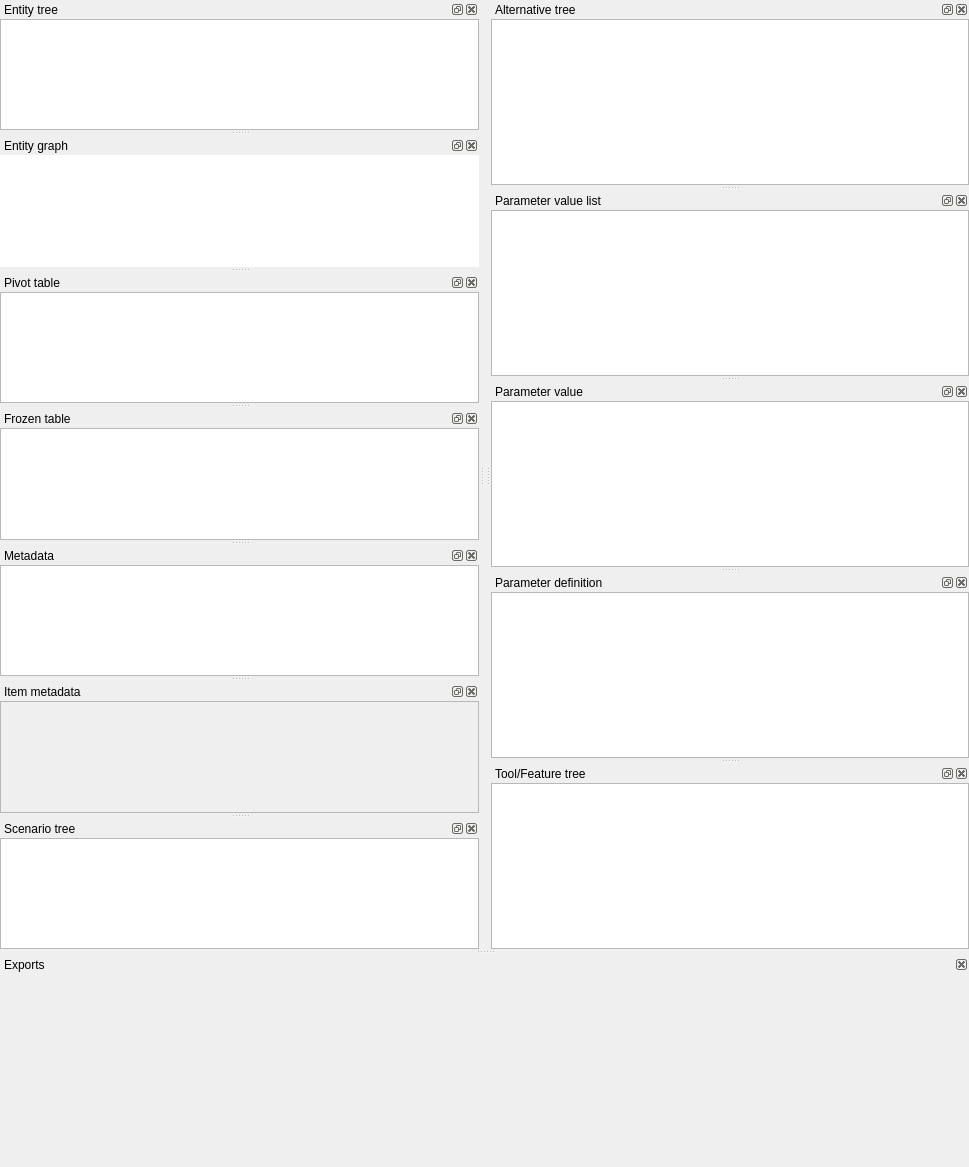
The window that spinetoolbox/spine_db_editor/ui/spine_db_editor_window.ui (spine-tools/Spine-Toolbox) describes before a commit, drawn with Qt 5.
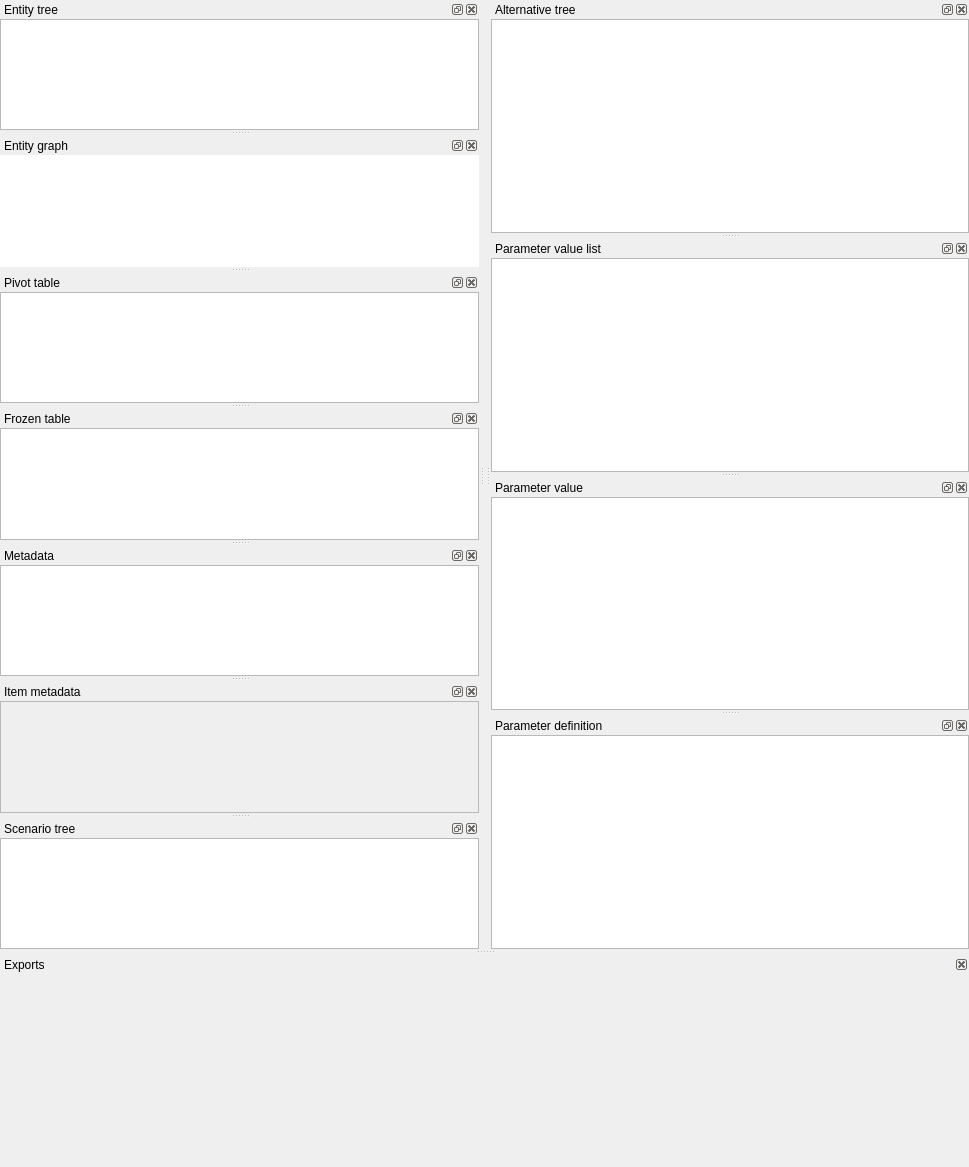
The same window after the commit. Icons and pictures are not drawn. Custom widgets are drawn as their Qt base class.

What changed in the file:
```diff
--- a/spinetoolbox/spine_db_editor/ui/spine_db_editor_window.ui
+++ b/spinetoolbox/spine_db_editor/ui/spine_db_editor_window.ui
@@ -538,49 +538,6 @@
     </layout>
    </widget>
   </widget>
-  <widget class="QDockWidget" name="dockWidget_tool_feature_tree">
-   <property name="windowTitle">
-    <string>Tool/Feature tree</string>
-   </property>
-   <attribute name="dockWidgetArea">
-    <number>2</number>
-   </attribute>
-   <widget class="QWidget" name="dockWidgetContents_13">
-    <layout class="QVBoxLayout" name="verticalLayout_2">
-     <property name="spacing">
-      <number>0</number>
-     </property>
-     <property name="leftMargin">
-      <number>0</number>
-     </property>
-     <property name="topMargin">
-      <number>0</number>
-     </property>
-     <property name="rightMargin">
-      <number>0</number>
-     </property>
-     <property name="bottomMargin">
-      <number>0</number>
-     </property>
-     <item>
-      <widget class="ToolFeatureTreeView" name="treeView_tool_feature">
-       <property name="editTriggers">
-        <set>QAbstractItemView::AnyKeyPressed|QAbstractItemView::DoubleClicked|QAbstractItemView::EditKeyPressed</set>
-       </property>
-       <property name="dragEnabled">
-        <bool>true</bool>
-       </property>
-       <property name="dragDropMode">
-        <enum>QAbstractItemView::InternalMove</enum>
-       </property>
-       <property name="selectionMode">
-        <enum>QAbstractItemView::ExtendedSelection</enum>
-       </property>
-      </widget>
-     </item>
-    </layout>
-   </widget>
-  </widget>
   <widget class="QDockWidget" name="metadata_dock_widget">
    <property name="windowTitle">
     <string>Metadata</string>
@@ -1017,11 +974,6 @@
    <extends>QTableView</extends>
    <header>spinetoolbox/spine_db_editor/widgets/custom_qtableview.h</header>
   </customwidget>
-  <customwidget>
-   <class>ToolFeatureTreeView</class>
-   <extends>QTreeView</extends>
-   <header>spinetoolbox/spine_db_editor/widgets/custom_qtreeview.h</header>
-  </customwidget>
   <customwidget>
    <class>MetadataTableView</class>
    <extends>QTableView</extends>
```
